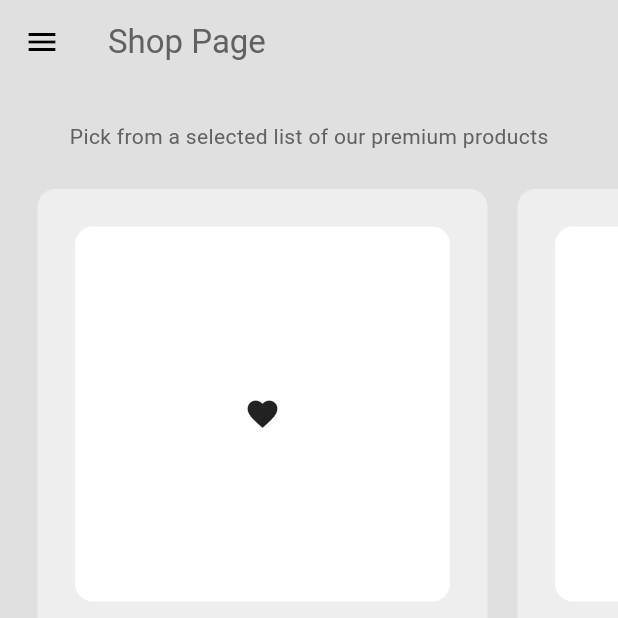
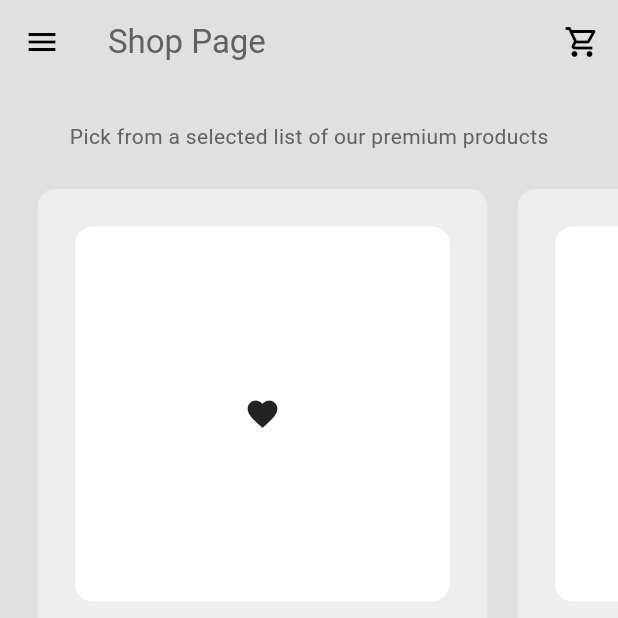
Before and after one commit to mozidan27/minimalshop, a Flutter app: the screen it shows after launch, after a tap on the "arrow forward" icon, on a phone screen of 412 x 824 dp, the top half of it. Run offline on Flutter 3.47's test engine with Material 3 defaults, Android fonts, the phone set to English and light mode, and no system bars.

Commit message:
bulit cart icon on the shopping page

```diff
--- a/lib/pages/shop_page.dart
+++ b/lib/pages/shop_page.dart
@@ -15,6 +15,13 @@ class ShopPage extends StatelessWidget {
     return Scaffold(
         backgroundColor: Theme.of(context).colorScheme.background,
         appBar: AppBar(
+          actions: [
+            IconButton(
+                onPressed: () {
+                  Navigator.pushNamed(context, '/cart_page');
+                },
+                icon: const Icon(Icons.shopping_cart_outlined))
+          ],
           backgroundColor: Colors.transparent,
           title: Text(
             "Shop Page",
--- a/lib/pages/welcome_page.dart
+++ b/lib/pages/welcome_page.dart
@@ -36,7 +36,7 @@ class WelcomePage extends StatelessWidget {
 
             // subtitle
             Text(
-              'Made with love using flutter',
+              'Made With ♡ Using Flutter',
               style: TextStyle(
                   color: Theme.of(context).colorScheme.inversePrimary,
                   fontSize: 18),
```
